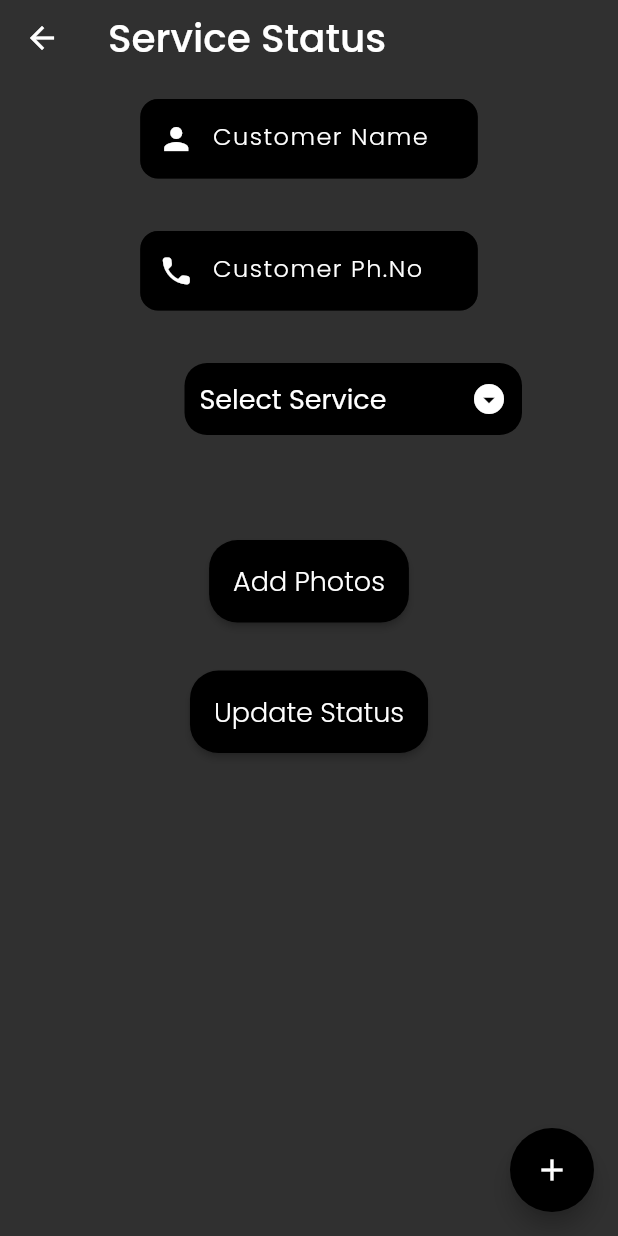
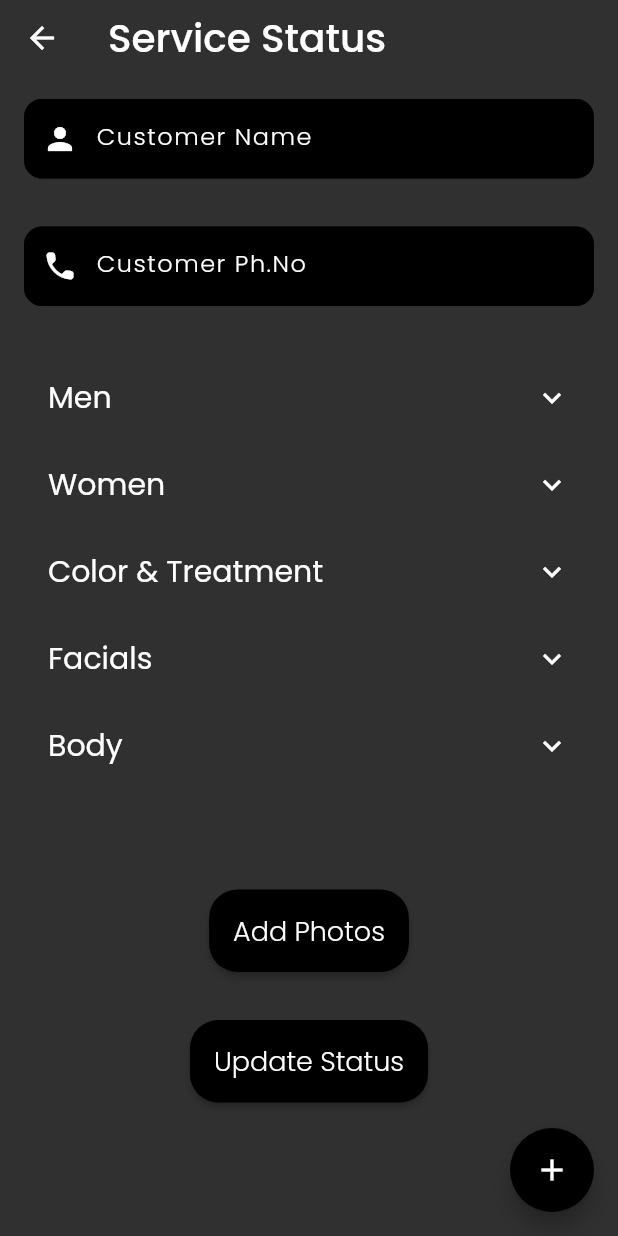
Before and after one commit to princesanjivy/repostaffs, a Flutter app: the UploadStatus screen opened directly, on a phone screen of 412 x 824 dp. Run offline on Flutter 3.47's test engine with Material 2 defaults, Android fonts, the phone set to English and light mode, and no system bars; our stand-ins replace cached_network_image, carousel_slider, cloud_firestore, firebase_auth, firebase_core, firebase_storage and 5 more; missing offline and left inert: connectivity_widget, excel, gesture_zoom_box, qr_code_scanner; accounts and stored records are empty.

Commit message:
services category

```diff
--- a/lib/components/my_dropdown.dart
+++ b/lib/components/my_dropdown.dart
@@ -13,6 +13,14 @@ class MyDropDown extends StatelessWidget {
   String priceVal = 'None';
   bool notextField = false;
   bool showHint = false;
+
+  List listOfServices = [
+    "Men",
+    "Women",
+    "Color & Treatment",
+    "Facials",
+    "Body",
+  ];
 
   TextEditingController _priceCon = TextEditingController();
 
@@ -82,14 +90,7 @@ class MyDropDown extends StatelessWidget {
                   Icons.arrow_drop_down_circle_sharp,
                 ),
                 isExpanded: true,
-                // hint: MyText(
-                //   'Select Service',
-                //   fontWeight: 'MEDIUM',
-                //   size: 18,
-                //   color: WHITE,
-                // ),
-                value: 'Select Service',
-
+                value: "Men",
                 onChanged: (service) {
                   // print(ind);
                   if (service != 'Select Service') {
@@ -113,19 +114,27 @@ class MyDropDown extends StatelessWidget {
                 ),
                 iconEnabledColor: WHITE,
                 focusColor: WHITE,
-                items: services
-                        .map(
-                          (service) => DropdownMenuItem(
-                            value: service['name'],
-                            child: MyText(
-                              service['name'],
-                              color: WHITE,
-                              fontWeight: 'MEDIUM',
-                            ),
-                          ),
-                        )
-                        .toList() ??
-                    [],
+                items: listOfServices
+                    .map(
+                      (e) => DropdownMenuItem(
+                        value: e,
+                        child: MyText(e),
+                      ),
+                    )
+                    .toList(),
+                // items: services
+                //         .map(
+                //           (service) => DropdownMenuItem(
+                //             value: service['name'],
+                //             child: MyText(
+                //               service['name'],
+                //               color: WHITE,
+                //               fontWeight: 'MEDIUM',
+                //             ),
+                //           ),
+                //         )
+                //         .toList() ??
+                //     [],
               );
       }),
     );
--- a/lib/screens/upload_status.dart
+++ b/lib/screens/upload_status.dart
@@ -25,6 +25,15 @@ class _UploadStatusState extends State<UploadStatus> {
     {'name': 'Select Service'}
   ];
 
+  Map toUploadServices = {};
+  List listOfServices = [
+    "Men",
+    "Women",
+    "Color & Treatment",
+    "Facials",
+    "Body",
+  ];
+
   TextEditingController _customerName = new TextEditingController();
   TextEditingController _mobNo = new TextEditingController();
 
@@ -40,6 +49,7 @@ class _UploadStatusState extends State<UploadStatus> {
 
   List items = [];
 
+  List addedServices = [];
   @override
   void initState() {
     super.initState();
@@ -160,16 +170,10 @@ class _UploadStatusState extends State<UploadStatus> {
                       valueColor: AlwaysStoppedAnimation<Color>(Colors.black),
                     ),
             )
-          : SingleChildScrollView(
-              physics: ScrollPhysics(),
-              child: Padding(
+          : ListView(
               padding: EdgeInsets.all(16),
-                child: Column(
-                  crossAxisAlignment: CrossAxisAlignment.start,
               children: [
-                    Center(
-                      child: Container(
-                        width: 225,
+                Container(
                   child: TextField(
                     decoration: InputDecoration(
                       contentPadding: EdgeInsets.all(13),
@@ -213,13 +217,10 @@ class _UploadStatusState extends State<UploadStatus> {
                     cursorColor: WHITE,
                   ),
                 ),
+                SizedBox(
+                  height: 32,
                 ),
-                    SizedBox(
-                      height: 35.0,
-                    ),
-                    Center(
-                      child: Container(
-                        width: 225,
+                Container(
                   child: TextField(
                     keyboardType: TextInputType.number,
                     decoration: InputDecoration(
@@ -264,46 +265,151 @@ class _UploadStatusState extends State<UploadStatus> {
                     cursorColor: WHITE,
                   ),
                 ),
-                    ),
                 SizedBox(
-                      height: 35.0,
+                  height: 32,
                 ),
                 ListView.builder(
-                      physics: ScrollPhysics(),
+                  physics: NeverScrollableScrollPhysics(),
                   shrinkWrap: true,
-                      itemCount: items.length,
+                  itemCount: listOfServices.length,
                   itemBuilder: (context, index) {
-                        return Column(
+                    String cName = listOfServices[index];
+                    return ExpansionTile(
+                      title: MyText(
+                        cName,
+                        size: 20,
+                        color: Colors.white,
+                      ),
+                      collapsedIconColor: Colors.white,
+                      childrenPadding: EdgeInsets.all(8),
+                      iconColor: Colors.white,
                       children: [
-                            if (index != 0)
-                              SizedBox(
-                                height: 30.0,
+                        StreamBuilder<QuerySnapshot>(
+                          stream: FirebaseFirestore.instance
+                              .collection("services")
+                              .where("category",
+                                  isEqualTo: listOfServices[index])
+                              .orderBy("name")
+                              .snapshots(),
+                          builder: (context, servicesSnapshot) {
+                            if (!servicesSnapshot.hasData)
+                              return Center(
+                                child: CircularProgressIndicator(
+                                  valueColor: AlwaysStoppedAnimation<Color>(
+                                      Colors.black),
                                 ),
-                            Row(
-                              mainAxisAlignment: MainAxisAlignment.end,
-                              children: [
-                                items[index],
-                                Opacity(
-                                  opacity: index == 0 ? 0 : 1,
-                                  child: IconButton(
-                                      icon: Icon(Icons.close),
-                                      onPressed: () {
+                              );
+
+                            return servicesSnapshot.data.size == 0
+                                ? Center(
+                                    child: MyText(
+                                      "No services added",
+                                      color: Colors.white,
+                                      fontWeight: "Light",
+                                    ),
+                                  )
+                                : ListView.builder(
+                                    physics: NeverScrollableScrollPhysics(),
+                                    shrinkWrap: true,
+                                    itemCount: servicesSnapshot.data.size,
+                                    itemBuilder: (context, index) {
+                                      String serviceName = servicesSnapshot
+                                              .data.docs[index]
+                                              .get("name") +
+                                          ", " +
+                                          cName;
+
+                                      return ListTile(
+                                        onTap: () {
+                                          if (!addedServices
+                                              .contains(serviceName)) {
                                             setState(() {
-                                          if (index != 0) items.removeAt(index);
-                                          if ((selectedServices.length - 1) >=
-                                              index)
-                                            selectedServices.removeAt(index);
+                                              addedServices.add(serviceName);
+                                              toUploadServices.addAll(
+                                                {
+                                                  serviceName: servicesSnapshot
+                                                      .data.docs[index]
+                                                      .get("price"),
+                                                },
+                                              );
                                             });
-                                      }),
+                                          } else {
+                                            setState(() {
+                                              addedServices.remove(serviceName);
+                                              toUploadServices
+                                                  .remove(serviceName);
+                                            });
+                                          }
+
+                                          print(toUploadServices);
+                                        },
+                                        title: MyText(
+                                          servicesSnapshot.data.docs[index]
+                                              .get("name"),
+                                          color: Colors.white,
                                         ),
-                              ],
+                                        subtitle: MyText(
+                                          "₹" +
+                                              servicesSnapshot.data.docs[index]
+                                                  .get("price"),
+                                          color: Colors.white,
+                                        ),
+                                        trailing: addedServices
+                                                .contains(serviceName)
+                                            ? Icon(
+                                                Icons.check,
+                                                color: Colors.green,
+                                              )
+                                            : Icon(
+                                                Icons.check,
+                                                color:
+                                                    Colors.red.withOpacity(0),
+                                              ),
+                                      );
+                                    },
+                                  );
+                          },
                         ),
                       ],
                     );
                   },
                 ),
+                // ListView.builder(
+                //   physics: ScrollPhysics(),
+                //   shrinkWrap: true,
+                //   itemCount: items.length,
+                //   itemBuilder: (context, index) {
+                //     return Column(
+                //       children: [
+                //         if (index != 0)
+                //           SizedBox(
+                //             height: 30.0,
+                //           ),
+                //         Row(
+                //           mainAxisAlignment: MainAxisAlignment.end,
+                //           children: [
+                //             items[index],
+                //             Opacity(
+                //               opacity: index == 0 ? 0 : 1,
+                //               child: IconButton(
+                //                   icon: Icon(Icons.close),
+                //                   onPressed: () {
+                //                     setState(() {
+                //                       if (index != 0) items.removeAt(index);
+                //                       if ((selectedServices.length - 1) >=
+                //                           index)
+                //                         selectedServices.removeAt(index);
+                //                     });
+                //                   }),
+                //             ),
+                //           ],
+                //         ),
+                //       ],
+                //     );
+                //   },
+                // ),
                 SizedBox(
-                      height: 35,
+                  height: 32,
                 ),
                 if (fileImages.isNotEmpty)
                   SizedBox(
@@ -330,8 +436,7 @@ class _UploadStatusState extends State<UploadStatus> {
                                           border: Border.all(
                                               color: WHITE, width: 1),
                                           image: DecorationImage(
-                                                image: FileImage(
-                                                    fileImages[index]),
+                                            image: FileImage(fileImages[index]),
                                             fit: BoxFit.fill,
                                           ),
                                           borderRadius:
@@ -343,12 +448,10 @@ class _UploadStatusState extends State<UploadStatus> {
                                   Positioned(
                                     left: 135,
                                     child: Material(
-                                          borderRadius:
-                                              BorderRadius.circular(40),
+                                      borderRadius: BorderRadius.circular(40),
                                       color: WHITE,
                                       child: InkWell(
-                                            borderRadius:
-                                                BorderRadius.circular(40),
+                                        borderRadius: BorderRadius.circular(40),
                                         radius: 50,
                                         splashColor: SECONDARY,
                                         onTap: () {
@@ -402,16 +505,15 @@ class _UploadStatusState extends State<UploadStatus> {
                       },
                       style: ButtonStyle(
                         // elevation: MaterialStateProperty.all<double>(15),
-                            shape: MaterialStateProperty.all<
-                                RoundedRectangleBorder>(
+                        shape:
+                            MaterialStateProperty.all<RoundedRectangleBorder>(
                           RoundedRectangleBorder(
                             borderRadius: BorderRadius.circular(19),
                           ),
                         ),
                         minimumSize:
                             MaterialStateProperty.all<Size>(Size(120, 55)),
-                            backgroundColor:
-                                MaterialStateProperty.all((PRIMARY)),
+                        backgroundColor: MaterialStateProperty.all((PRIMARY)),
                       ),
                       child: MyText(
                         'Add Photos',
@@ -427,8 +529,13 @@ class _UploadStatusState extends State<UploadStatus> {
                 Center(
                   child: ElevatedButton(
                     onPressed: () async {
-                          if (selectedServices.isNotEmpty) {
+                      if (toUploadServices.isNotEmpty) {
                         List<String> customerNetImages = [];
+                        List t = [];
+
+                        toUploadServices
+                            .forEach((key, value) => t.add({key: value}));
+                        print(t);
 
                         setState(() {
                           _inProcess = true;
@@ -457,7 +564,7 @@ class _UploadStatusState extends State<UploadStatus> {
                           'uid': firebaseUser.uid,
                           'customerName': _customerName.text,
                           'customerPhoneNo': _mobNo.text,
-                              'services': selectedServices,
+                          'services': t,
                           // 'customerPhotos': customerNetImages,
                           'date': dateToString(DateTime.now()),
                         }).then((value) {
@@ -466,8 +573,7 @@ class _UploadStatusState extends State<UploadStatus> {
                           Navigator.pop(context);
 
                           Fluttertoast.showToast(
-                                msg:
-                                    'Your status has been successfully updated',
+                            msg: 'Your status has been successfully updated',
                             textColor: PRIMARY,
                             backgroundColor: WHITE,
                           );
@@ -484,8 +590,7 @@ class _UploadStatusState extends State<UploadStatus> {
                     /// firebase code to be added.
                     style: ButtonStyle(
                       // elevation: MaterialStateProperty.all<double>(15),
-                          shape:
-                              MaterialStateProperty.all<RoundedRectangleBorder>(
+                      shape: MaterialStateProperty.all<RoundedRectangleBorder>(
                         RoundedRectangleBorder(
                           borderRadius: BorderRadius.circular(19),
                         ),
@@ -503,14 +608,10 @@ class _UploadStatusState extends State<UploadStatus> {
                   ),
                 ),
                 SizedBox(
-                      height: 30.0,
+                  height: 32,
                 ),
               ],
-                ),
-              ),
             ),
     );
   }
 }
-
-class Imagepicker {}
```
Also changed, not shown: lib/screens/add_edit_service.dart (+80 -25 lines). Lines whose indentation alone changed are shown as unchanged.
